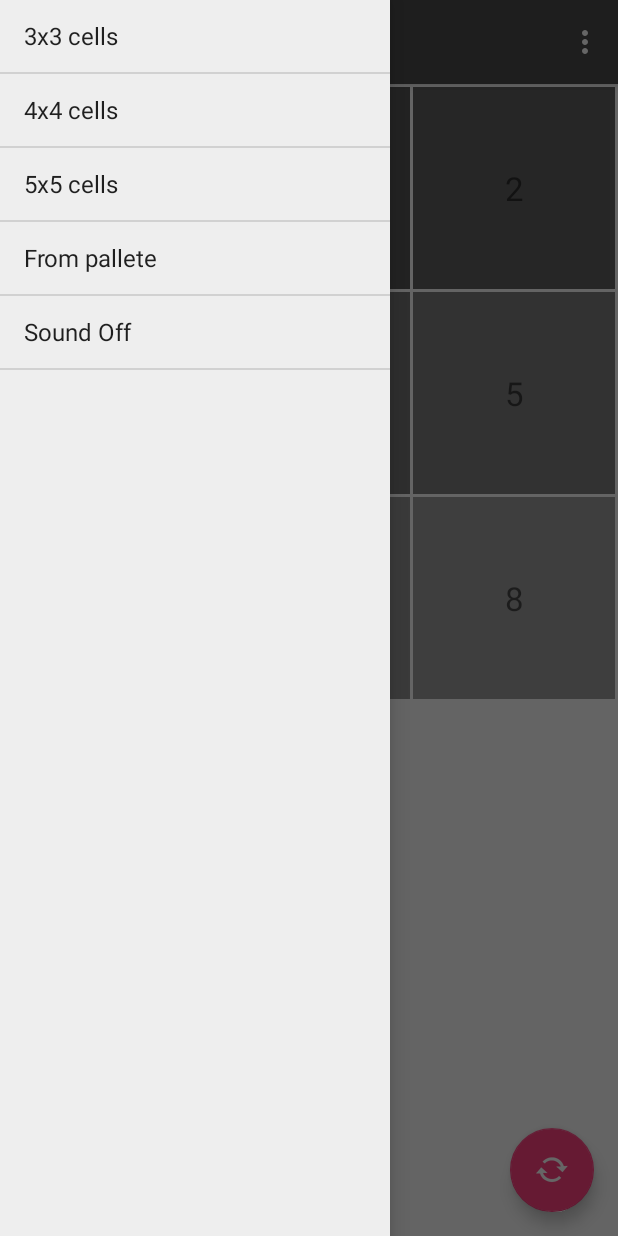
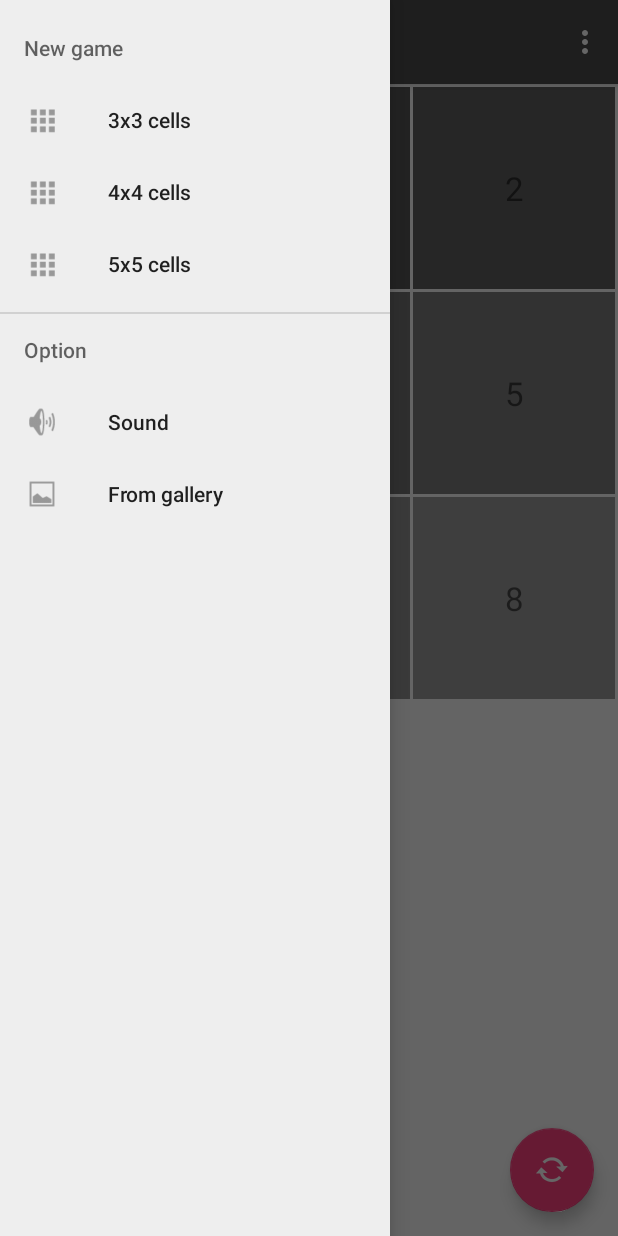
Before and after one commit to JustTrust/FragmentPuzzle, an Android app: the screen it shows after launch (MainActivity), with the side drawer open, on a phone screen of 412 x 824 dp. Run offline under Robolectric (Android 15) with nearby library versions, the phone set to English and light mode, and no system bars; 4 statements that could not run were skipped.

Commit message:
rebuild left side menu, added puzzle from devices gallery, fixed sound and many other things

```diff
--- a/app/src/main/AndroidManifest.xml
+++ b/app/src/main/AndroidManifest.xml
@@ -1,13 +1,14 @@
 <?xml version="1.0" encoding="utf-8"?>
 <manifest xmlns:android="http://schemas.android.com/apk/res/android"
     package="org.belichenko.a.fragmentpuzl">
-
+    <uses-permission android:name="android.permission.READ_EXTERNAL_STORAGE" />
     <application
         android:allowBackup="true"
         android:icon="@mipmap/ic_launcher"
         android:label="@string/app_name"
         android:supportsRtl="true"
         android:theme="@style/AppTheme">
+
         <activity
             android:name=".MainActivity"
             android:label="@string/app_name"
--- a/app/src/main/java/org/belichenko/a/fragmentpuzl/MainActivity.java
+++ b/app/src/main/java/org/belichenko/a/fragmentpuzl/MainActivity.java
@@ -1,13 +1,27 @@
 package org.belichenko.a.fragmentpuzl;
 
+import android.content.CursorLoader;
 import android.content.SharedPreferences;
+import android.content.res.Configuration;
+import android.database.Cursor;
+import android.graphics.Bitmap;
+import android.graphics.BitmapFactory;
 import android.graphics.Color;
 import android.graphics.Point;
+import android.graphics.drawable.BitmapDrawable;
 import android.graphics.drawable.ColorDrawable;
+import android.graphics.drawable.Drawable;
+import android.media.AudioManager;
 import android.media.MediaPlayer;
+import android.net.Uri;
 import android.os.Bundle;
+import android.provider.MediaStore;
+import android.support.annotation.Nullable;
+import android.support.design.internal.NavigationMenuPresenter;
 import android.support.design.widget.FloatingActionButton;
+import android.support.design.widget.NavigationView;
 import android.support.design.widget.Snackbar;
+import android.support.v4.view.GravityCompat;
 import android.support.v4.widget.DrawerLayout;
 import android.support.v7.app.ActionBar;
 import android.support.v7.app.ActionBarDrawerToggle;
@@ -21,34 +35,31 @@ import android.view.Menu;
 import android.view.MenuItem;
 import android.view.MotionEvent;
 import android.view.View;
-import android.widget.AdapterView;
-import android.widget.ArrayAdapter;
-import android.widget.ListView;
 import android.widget.RelativeLayout;
 import android.widget.TextView;
+import android.widget.Toast;
 
+import java.lang.reflect.Field;
 import java.util.ArrayList;
 import java.util.Collections;
 import java.util.Random;
 
 public class MainActivity extends AppCompatActivity implements View.OnTouchListener, myConstant {
 
-    private String[] menuTitles;
     private DrawerLayout mDrawerLayout;
-    private ListView mDrawerList;
-    private ArrayAdapter<String> arrayAdapter;
+    private NavigationView mDrawerList;
     private ActionBarDrawerToggle mDrawerToggle;
-    private CharSequence mDrawerTitle;
-    private CharSequence mTitle;
 
     private float startX, startY;
-    private int sqQuantity = 3;
+    private int sqQuantity;
     private int sideSize;
     private int colorDelta = 10;
     private ArrayList<TextView> figures = new ArrayList<>();
 
+    private MediaPlayer mpChange;
     private boolean soundOn;
     private boolean imageFromGallery;
+    private Bitmap currentBitmap = null;
 
     @Override
     protected void onCreate(Bundle savedInstanceState) {
@@ -57,24 +68,37 @@ public class MainActivity extends AppCompatActivity implements View.OnTouchListe
         Toolbar toolbar = (Toolbar) findViewById(R.id.toolbar);
         setSupportActionBar(toolbar);
 
+        mpChange = MediaPlayer.create(this, R.raw.change_place);
+        mpChange.setAudioStreamType(AudioManager.STREAM_MUSIC);
+
         SharedPreferences mPrefs = this.getSharedPreferences(MAIN_PREFERENCE, MODE_PRIVATE);
         soundOn = mPrefs.getBoolean(SOUND_ON, false);
         imageFromGallery = mPrefs.getBoolean(IMAGE_FROM_GALLERY, false);
+        sqQuantity = mPrefs.getInt(SQUARE_QUANTITY, 3);
 
-        mDrawerList = (ListView) findViewById(R.id.left_drawer);
-        mTitle = mDrawerTitle = getTitle();
+        // Set up selection on the menu items on the first time
+        mDrawerList = (NavigationView) findViewById(R.id.nav_view);
+        MenuItem mi_sound = mDrawerList.getMenu().findItem(R.id.nav_sound);
+        mi_sound.setChecked(soundOn);
+        MenuItem mi_gallery = mDrawerList.getMenu().findItem(R.id.nav_gallery);
+        mi_gallery.setChecked(imageFromGallery);
+
         mDrawerLayout = (DrawerLayout) findViewById(R.id.drawer_layout);
-        menuTitles = getResources().getStringArray(R.array.menu_array);
 
-        // Set the adapter for the list view
-        arrayAdapter = new ArrayAdapter<String>(this, R.layout.drawer_list_item, menuTitles);
-        mDrawerList.setAdapter(arrayAdapter);
-        // Set the list's click listener
-        mDrawerList.setOnItemClickListener(new DrawerItemClickListener());
-        // enable ActionBar app icon to behave as action to toggle nav drawer
-        getSupportActionBar().setDisplayHomeAsUpEnabled(true);
-        getSupportActionBar().setDisplayShowHomeEnabled(true);
+        // Set the left menu click listener
+        mDrawerList.setNavigationItemSelectedListener(new NavigationView.OnNavigationItemSelectedListener() {
+            @Override
+            public boolean onNavigationItemSelected(MenuItem menuItem) {
+                return selectItem(menuItem);
+            }
+        });
 
+        // Enable ActionBar app icon to behave as action to toggle nav drawer
+        ActionBar actionBar = getSupportActionBar();
+        if (actionBar != null) {
+            actionBar.setDisplayHomeAsUpEnabled(true);
+            actionBar.setDisplayShowHomeEnabled(true);
+        }
         // ActionBarDrawerToggle ties together the the proper interactions
         // between the sliding drawer and the action bar app icon
         mDrawerToggle = new ActionBarDrawerToggle(
@@ -83,16 +107,15 @@ public class MainActivity extends AppCompatActivity implements View.OnTouchListe
                 R.string.drawer_open,  /* "open drawer" description for accessibility */
                 R.string.drawer_close  /* "close drawer" description for accessibility */
         ) {
-            public void onDrawerClosed(View view) {
-                getSupportActionBar().setTitle(mTitle);
-                invalidateOptionsMenu(); // creates call to onPrepareOptionsMenu()
-            }
-
-            public void onDrawerOpened(View drawerView) {
-                getSupportActionBar().setTitle(mDrawerTitle);
-                invalidateOptionsMenu(); // creates call to onPrepareOptionsMenu()
-            }
+//            public void onDrawerClosed(View view) {
+//                invalidateOptionsMenu(); // creates call to onPrepareOptionsMenu()
+//            }
+//
+//            public void onDrawerOpened(View drawerView) {
+//                invalidateOptionsMenu(); // creates call to onPrepareOptionsMenu()
+//            }
         };
+        mDrawerToggle.setDrawerIndicatorEnabled(true);
         mDrawerLayout.setDrawerListener(mDrawerToggle);
 
         FloatingActionButton fab = (FloatingActionButton) findViewById(R.id.fab);
@@ -107,38 +130,64 @@ public class MainActivity extends AppCompatActivity implements View.OnTouchListe
     }
 
     @Override
-    // Change menu item depends on flags
-    public boolean onPrepareOptionsMenu(Menu menu) {
-        if (soundOn) {
-            menuTitles[4] = getString(R.string.sound_on);
+    public void onBackPressed() {
+        DrawerLayout drawer = (DrawerLayout) findViewById(R.id.drawer_layout);
+        if (drawer.isDrawerOpen(GravityCompat.START)) {
+            drawer.closeDrawer(GravityCompat.START);
         } else {
-            menuTitles[4] = getString(R.string.sound_off);
+            super.onBackPressed();
         }
-        if (imageFromGallery) {
-            menuTitles[3] = getString(R.string.from_gallery);
-        } else {
-            menuTitles[3] = getString(R.string.from_pallete);
-        }
-        arrayAdapter.notifyDataSetChanged();
-        return super.onPrepareOptionsMenu(menu);
     }
 
-    /* The click listener for ListView in the navigation drawer */
-    private class DrawerItemClickListener implements ListView.OnItemClickListener {
-        @Override
-        public void onItemClick(AdapterView<?> parent, View view, int position, long id) {
-            selectItem(position);
+    /**
+     * Get random image from gallery and set it to the shared variable
+     * or set null
+     */
+    private void getRandomImage() {
+
+        if (currentBitmap != null) {
+            currentBitmap.recycle();
+        }
+
+        Display display = getWindowManager().getDefaultDisplay();
+        Point size = new Point();
+        display.getSize(size);
+        int screenWidth = size.x;
+
+        String[] projection = new String[]{
+                MediaStore.Images.Media.DATA,
+        };
+
+        Uri images = MediaStore.Images.Media.EXTERNAL_CONTENT_URI;
+        Cursor cur = new CursorLoader(this, images, projection, "", null, "").loadInBackground();
+
+        final ArrayList<String> imagesPath = new ArrayList<String>();
+        if (cur.moveToFirst()) {
+
+            int dataColumn = cur.getColumnIndex(
+                    MediaStore.Images.Media.DATA);
+            do {
+                imagesPath.add(cur.getString(dataColumn));
+            } while (cur.moveToNext());
+        }
+        boolean isImageReady = false;
+        while (!isImageReady) {
+            final Random random = new Random();
+            final int count = imagesPath.size();
+            int number = random.nextInt(count);
+            String path = imagesPath.get(number);
+            currentBitmap = BitmapFactory.decodeFile(path);
+            if (currentBitmap.getWidth() > screenWidth && currentBitmap.getHeight() > screenWidth) {
+                isImageReady = true;
+            } else {
+                currentBitmap = null;
+            }
         }
     }
 
     @Override
     protected void onSaveInstanceState(Bundle outState) {
         super.onSaveInstanceState(outState);
-        SharedPreferences mPrefs = this.getSharedPreferences(MAIN_PREFERENCE, MODE_PRIVATE);
-        SharedPreferences.Editor editor = mPrefs.edit();
-        editor.putBoolean(SOUND_ON, soundOn);
-        editor.putBoolean(IMAGE_FROM_GALLERY, imageFromGallery);
-        editor.apply();
     }
 
     @Override
@@ -147,46 +196,99 @@ public class MainActivity extends AppCompatActivity implements View.OnTouchListe
         SharedPreferences mPrefs = this.getSharedPreferences(MAIN_PREFERENCE, MODE_PRIVATE);
         soundOn = mPrefs.getBoolean(SOUND_ON, false);
         imageFromGallery = mPrefs.getBoolean(IMAGE_FROM_GALLERY, false);
+        sqQuantity = mPrefs.getInt(SQUARE_QUANTITY, 3);
     }
 
-    private void selectItem(int position) {
+    private boolean selectItem(MenuItem menuItem) {
 
-        if (position == 0) {
+        int id = menuItem.getItemId();
+
+        if (id == R.id.new_game3) {
             sqQuantity = 3;
             colorDelta = 15;
             fillDisplay();
         }
-        if (position == 1) {
+        if (id == R.id.new_game4) {
             sqQuantity = 4;
             colorDelta = 10;
             fillDisplay();
         }
-        if (position == 2) {
+        if (id == R.id.new_game5) {
             sqQuantity = 5;
             colorDelta = 5;
             fillDisplay();
         }
-        if (position == 3) {
-            imageFromGallery = !imageFromGallery;
+        if (id == R.id.nav_gallery) {
+            // check image from gallery first
+            if (!imageFromGallery) {
+                if (currentBitmap != null) {
+                    imageFromGallery = true;
+                } else {
+                    Toast.makeText(this, getString(R.string.gallery_empty), Toast.LENGTH_SHORT).show();
+                }
+            } else {
+                imageFromGallery = false;
+            }
+            SharedPreferences mPrefs = this.getSharedPreferences(MAIN_PREFERENCE, MODE_PRIVATE);
+            SharedPreferences.Editor editor = mPrefs.edit();
+            editor.putBoolean(IMAGE_FROM_GALLERY, imageFromGallery);
+            editor.apply();
+            menuItem.setChecked(imageFromGallery);
+            fillDisplay();
         }
-        if (position == 4) {
+        if (id == R.id.nav_sound) {
             soundOn = !soundOn;
+            SharedPreferences mPrefs = this.getSharedPreferences(MAIN_PREFERENCE, MODE_PRIVATE);
+            SharedPreferences.Editor editor = mPrefs.edit();
+            editor.putBoolean(SOUND_ON, soundOn);
+            editor.apply();
+            menuItem.setChecked(soundOn);
         }
-
+        updateNavigationView();
         mDrawerLayout.closeDrawer(mDrawerList);
+        return true;
     }
 
-    // shuffle the figure on the screen
+    /**
+     * Hack to update navigation view
+     * from stack over flow
+     */
+
+    private void updateNavigationView() {
+        try {
+            Field presenterField = NavigationView.class.getDeclaredField("mPresenter");
+            presenterField.setAccessible(true);
+            ((NavigationMenuPresenter) presenterField.get(mDrawerList)).updateMenuView(false);
+        } catch (NoSuchFieldException e) {
+            e.printStackTrace();
+        } catch (IllegalAccessException e) {
+            e.printStackTrace();
+        }
+    }
+
+    /**
+     * Shuffle the figure on the shared list
+     * and then show them in new order
+     */
     private void shuffle() {
         for (TextView tv : figures) {
-            ColorDrawable cd = (ColorDrawable) tv.getBackground();
-            tv.setTextColor(cd.getColor());
+            if (imageFromGallery) {
+                tv.setTextSize(0f);
+            } else {
+                ColorDrawable cd = (ColorDrawable) tv.getBackground();
+                tv.setTextColor(cd.getColor());
+            }
         }
+        final MediaPlayer mp = MediaPlayer.create(this, R.raw.shuffling);
+        mp.setAudioStreamType(AudioManager.STREAM_MUSIC);
+        mp.start();
         Collections.shuffle(figures);
         showFigures();
     }
 
-    // shows figures on the screen
+    /**
+     * Shows figures on the screen from shared ArrayList
+     */
     private void showFigures() {
         int leftMargin;
         int topMargin;
@@ -212,12 +314,21 @@ public class MainActivity extends AppCompatActivity implements View.OnTouchListe
         }
     }
 
-    // first time create figures
+    /**
+     * Create figures and put them in to shared ArrayList
+     */
     private void fillDisplay() {
-        int rColor = getMagicColor();
-        int gColor = getMagicColor();
-        int bColor = getMagicColor();
 
+        int rColor = 0;
+        int gColor = 0;
+        int bColor = 0;
+        getRandomImage();
+
+        if (!imageFromGallery) {
+            rColor = getMagicColor();
+            gColor = getMagicColor();
+            bColor = getMagicColor();
+        }
         ActionBar bar = getSupportActionBar();
         if (bar != null) {
             bar.setBackgroundDrawable(new ColorDrawable(Color.rgb(rColor, gColor, bColor)));
@@ -232,21 +343,48 @@ public class MainActivity extends AppCompatActivity implements View.OnTouchListe
         for (int i = 0; i < (sqQuantity * sqQuantity); i++) {
             TextView tv = new TextView(this);
             tv.setOnTouchListener(this);
-            tv.setBackgroundColor(Color.rgb(rColor, gColor, bColor));
+            if (imageFromGallery) {
+                tv.setBackground(getPieceOfPicture(i));
+            } else {
+                tv.setBackgroundColor(Color.rgb(rColor, gColor, bColor));
+                rColor = rColor + colorDelta;
+                gColor = gColor + colorDelta;
+                bColor = bColor + colorDelta;
+            }
             tv.setText(String.valueOf(i));
             tv.setTextSize(TypedValue.COMPLEX_UNIT_SP, 22);
             tv.setGravity(Gravity.CENTER);
             figures.add(tv);
-            rColor = rColor + colorDelta;
-            gColor = gColor + colorDelta;
-            bColor = bColor + colorDelta;
+
         }
         showFigures();
     }
 
-    // get color for first figure
+    @Nullable
+    /**
+     * Cut little pieces from random picture
+     * @return The Drawable if found image or null otherwise
+     * @param  int index of cell in the square
+     */
+    public Drawable getPieceOfPicture(int i) {
+        if (currentBitmap != null) {
+            int line = i / sqQuantity;
+            int row = i % sqQuantity;
+            int x = PADDING * (row + 1) + (sideSize * row);
+            int y = PADDING * (line + 1) + (sideSize * line);
+            Bitmap resultBitmap = Bitmap.createBitmap(currentBitmap, x, y, sideSize, sideSize);
+            return new BitmapDrawable(getResources(), resultBitmap);
+        }
+        return null;
+    }
+
+    /**
+     * Return color for first figure
+     *
+     * @return int index of color
+     */
     private int getMagicColor() {
-        Random rd = new Random();
+        final Random rd = new Random();
 
         switch (sqQuantity) {
             case 3:
@@ -259,7 +397,11 @@ public class MainActivity extends AppCompatActivity implements View.OnTouchListe
         return rd.nextInt(95);
     }
 
-    // Calculate one side of figure depends on screen resolution
+    /**
+     * Calculate one side of figure depends on screen resolution
+     * and set up result in shared variable
+     */
+
     private void calculateSideSize() {
 
         Display display = getWindowManager().getDefaultDisplay();
@@ -285,11 +427,27 @@ public class MainActivity extends AppCompatActivity implements View.OnTouchListe
     }
 
     @Override
+    protected void onPostCreate(Bundle savedInstanceState) {
+        super.onPostCreate(savedInstanceState);
+        mDrawerToggle.syncState();
+    }
+
+    @Override
+    public void onConfigurationChanged(Configuration newConfig) {
+        super.onConfigurationChanged(newConfig);
+        mDrawerToggle.onConfigurationChanged(newConfig);
+    }
+
+    @Override
     public boolean onOptionsItemSelected(MenuItem item) {
         // Handle action bar item clicks here. The action bar will
         // automatically handle clicks on the Home/Up button, so long
         // as you specify a parent activity in AndroidManifest.xml.
         int id = item.getItemId();
+
+        if (mDrawerToggle.onOptionsItemSelected(item)) {
+            return true;
+        }
 
         if (id == R.id.action_cell3) {
             sqQuantity = 3;
@@ -341,8 +499,7 @@ public class MainActivity extends AppCompatActivity implements View.OnTouchListe
                     }
                     if (isPointInsideView(event.getRawX(), event.getRawY(), tv)) {
                         if (soundOn) {
-                            final MediaPlayer mp = MediaPlayer.create(this, R.raw.change_place);
-                            mp.start();
+                           mpChange.start();
                         }
                         Collections.swap(figures, figures.indexOf(tv), figures.indexOf(view));
                         showFigures();
@@ -357,7 +514,10 @@ public class MainActivity extends AppCompatActivity implements View.OnTouchListe
         return true;
     }
 
-    // Check is all figure in their places
+    /**
+     * Check is all figure in their places
+     * and if it is then play win sound and show message
+     */
     private void checkIsWinn() {
         for (int i = 0; i < figures.size(); i++) {
             TextView tv = figures.get(i);
@@ -368,6 +528,7 @@ public class MainActivity extends AppCompatActivity implements View.OnTouchListe
         }
         if (soundOn) {
             final MediaPlayer mp = MediaPlayer.create(this, R.raw.winn);
+            mp.setAudioStreamType(AudioManager.STREAM_MUSIC);
             mp.start();
         }
         Snackbar.make(findViewById(R.id.main_layot), "Congratulation! You WIN!", Snackbar.LENGTH_LONG)
@@ -375,7 +536,15 @@ public class MainActivity extends AppCompatActivity implements View.OnTouchListe
 
     }
 
-    //Check if point is inside of some figure
+    /**
+     * Check if point is inside of some figure
+     *
+     * @param x    coordinate of point
+     * @param y    coordinate of point
+     * @param view some View witch we check
+     * @return boolean if point with coordinate x,y inside view
+     */
+
     public static boolean isPointInsideView(float x, float y, View view) {
 
         int location[] = new int[2];
--- a/app/src/main/java/org/belichenko/a/fragmentpuzl/myConstant.java
+++ b/app/src/main/java/org/belichenko/a/fragmentpuzl/myConstant.java
@@ -6,6 +6,7 @@ package org.belichenko.a.fragmentpuzl;
 public interface myConstant {
 
     int PADDING = 3;
+    String SQUARE_QUANTITY = "org.belichenko.fragmentpuzl.sqQuantity";
     String SOUND_ON = "org.belichenko.fragmentpuzl.soundOn";
     String IMAGE_FROM_GALLERY = "org.belichenko.fragmentpuzl.imageFromGallery";
     String MAIN_PREFERENCE = "org.belichenko.fragmentpuzl.mainPreference";
--- a/app/src/main/res/layout/activity_main.xml
+++ b/app/src/main/res/layout/activity_main.xml
@@ -1,5 +1,6 @@
 <?xml version="1.0" encoding="utf-8"?>
 <android.support.v4.widget.DrawerLayout xmlns:android="http://schemas.android.com/apk/res/android"
+    xmlns:app="http://schemas.android.com/apk/res-auto"
     android:id="@+id/drawer_layout"
     android:layout_width="match_parent"
     android:layout_height="match_parent">
@@ -38,10 +39,12 @@
 
     </android.support.design.widget.CoordinatorLayout>
 
-    <ListView
-        android:id="@+id/left_drawer"
+    <android.support.design.widget.NavigationView
+        android:id="@+id/nav_view"
         android:layout_width="260dp"
         android:layout_height="match_parent"
-        android:layout_gravity="left|start"
-        android:background="#ffeeeeee"/>
+        android:layout_gravity="start"
+        android:fitsSystemWindows="true"
+        android:background="#ffeeeeee"
+        app:menu="@menu/left_menu"/>
 </android.support.v4.widget.DrawerLayout>
--- /dev/null
+++ b/app/src/main/res/menu/left_menu.xml
@@ -0,0 +1,34 @@
+<?xml version="1.0" encoding="utf-8"?>
+<menu xmlns:android="http://schemas.android.com/apk/res/android">
+    <item android:title="@string/new_game">
+        <menu>
+            <item
+                android:id="@+id/new_game3"
+                android:icon="@drawable/ic_new_game"
+                android:title="@string/cell_3" />
+            <item
+                android:id="@+id/new_game4"
+                android:icon="@drawable/ic_new_game"
+                android:title="@string/cell_4" />
+           <item
+                android:id="@+id/new_game5"
+                android:icon="@drawable/ic_new_game"
+                android:title="@string/cell_5" />
+        </menu>
+    </item>
+    <item android:title="@string/option">
+        <menu>
+            <item
+                android:id="@+id/nav_sound"
+                android:icon="@drawable/ic_action_volume_on"
+                android:title="@string/sound"
+                android:checkable="true"/>
+            <item
+                android:id="@+id/nav_gallery"
+                android:icon="@drawable/ic_action_picture"
+                android:title="@string/from_gallery"
+                android:checkable="true"/>
+        </menu>
+    </item>
+
+</menu>
--- a/app/src/main/res/values/strings.xml
+++ b/app/src/main/res/values/strings.xml
@@ -6,16 +6,10 @@
     <string name="cell_5">5x5 cells</string>
     <string name="drawer_open">Open settings</string>
     <string name="drawer_close">Close settings</string>
-    <string name="sound_on">Sound On</string>
-    <string name="sound_off">Sound Off</string>
+    <string name="sound">Sound</string>
     <string name="from_gallery">From gallery</string>
-    <string name="from_pallete">From pallete</string>
-    <string-array name="menu_array">
-    <item>3x3 cells</item>
-    <item>4x4 cells</item>
-    <item>5x5 cells</item>
-    <item>From gallery</item>
-    <item>Sound</item>
-</string-array>
+    <string name="new_game">New game</string>
+    <string name="option">Option</string>
+    <string name="gallery_empty">Don\'t find any image in the gallery</string>
 
 </resources>
```
Also changed, not shown: app/src/main/res/drawable/ic_action_picture.png (added), app/src/main/res/drawable/ic_action_volume_on.png (added), app/src/main/res/drawable/ic_drawer.png (added), app/src/main/res/drawable/ic_new_game.png (added).
